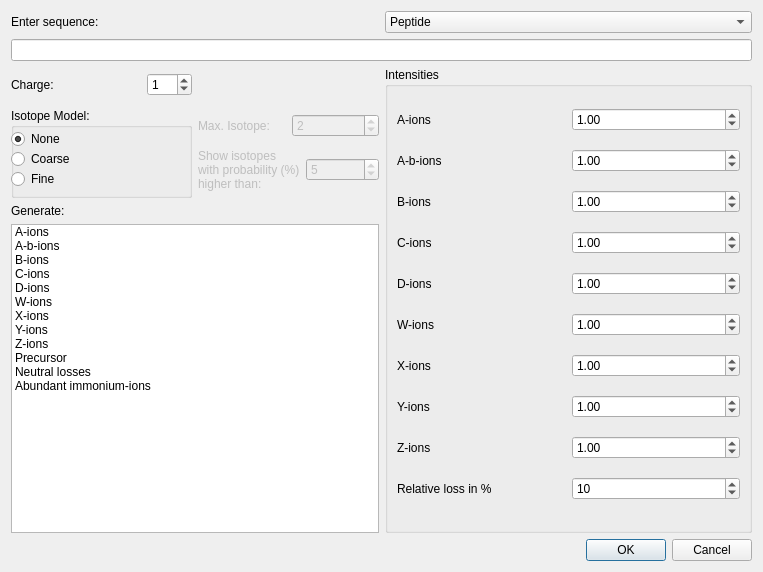
This is src/openms_gui/source/VISUAL/DIALOGS/TheoreticalSpectrumGenerationDialog.ui in OpenMS/OpenMS-TOPP-GUI as Qt 5 draws it before an edit. The edited form follows.
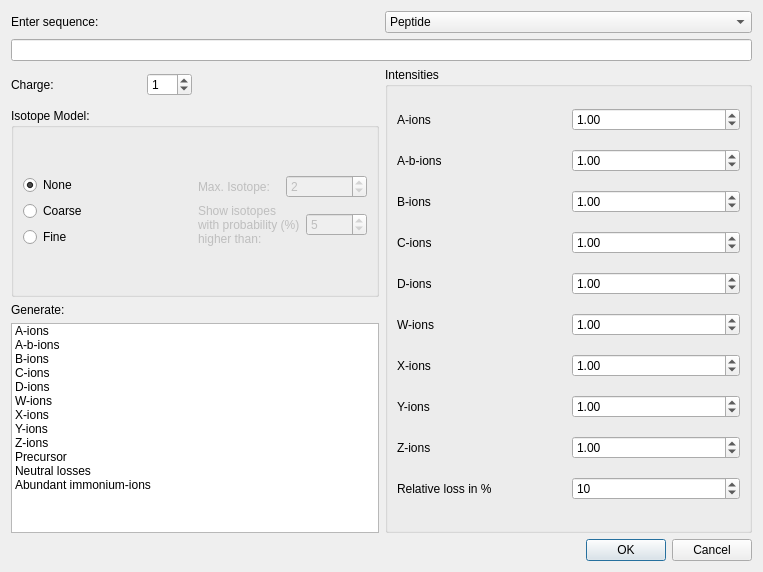
This is the edited form.

Commit message: added isotope settings to isotope model group box

Patch:
```diff
--- a/src/openms_gui/source/VISUAL/DIALOGS/TheoreticalSpectrumGenerationDialog.ui
+++ b/src/openms_gui/source/VISUAL/DIALOGS/TheoreticalSpectrumGenerationDialog.ui
@@ -154,15 +154,13 @@
              <property name="title">
               <string>Isotope Model:</string>
              </property>
+             <layout class="QGridLayout" name="gridLayout">
+              <item row="0" column="0">
+               <layout class="QHBoxLayout" name="horizontalLayout_19">
+                <item>
+                 <layout class="QVBoxLayout" name="verticalLayout_10">
+                  <item>
              <widget class="QRadioButton" name="model_none_button">
-              <property name="geometry">
-               <rect>
-                <x>0</x>
-                <y>20</y>
-                <width>91</width>
-                <height>22</height>
-               </rect>
-              </property>
               <property name="text">
                <string>None</string>
               </property>
@@ -170,36 +168,25 @@
                <bool>true</bool>
               </property>
              </widget>
+                  </item>
+                  <item>
              <widget class="QRadioButton" name="model_coarse_button">
-              <property name="geometry">
-               <rect>
-                <x>0</x>
-                <y>40</y>
-                <width>91</width>
-                <height>22</height>
-               </rect>
-              </property>
               <property name="text">
                <string>Coarse</string>
               </property>
              </widget>
+                  </item>
+                  <item>
              <widget class="QRadioButton" name="model_fine_button">
-              <property name="geometry">
-               <rect>
-                <x>0</x>
-                <y>60</y>
-                <width>91</width>
-                <height>22</height>
-               </rect>
-              </property>
               <property name="text">
                <string>Fine</string>
               </property>
              </widget>
-            </widget>
-           </item>
+                  </item>
+                 </layout>
+                </item>
            <item>
-            <layout class="QVBoxLayout" name="verticalLayout_9">
+                 <layout class="QVBoxLayout" name="verticalLayout_7">
              <item>
               <layout class="QHBoxLayout" name="horizontalLayout_16">
                <item>
@@ -263,6 +250,11 @@
               </layout>
              </item>
             </layout>
+                </item>
+               </layout>
+              </item>
+             </layout>
+            </widget>
            </item>
           </layout>
          </item>
```
Left out of the diff: 4 changed lines with no effect on the pictures. Lines whose indentation alone changed are shown as unchanged. The commit also changes 2 other files.
